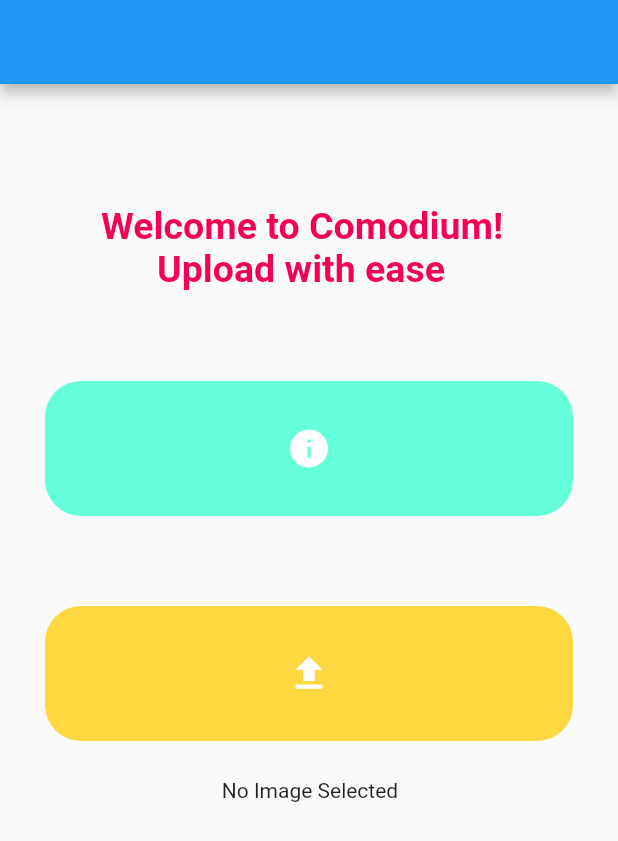
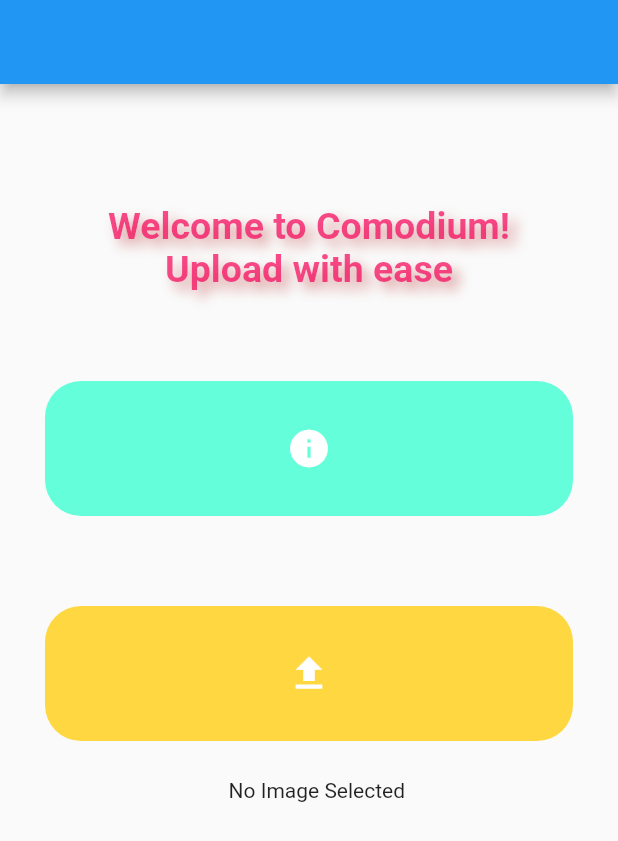
Before and after one commit to comotium/comotium, a Flutter app: the screen it shows after launch, on a phone screen of 412 x 824 dp. Shown: the top 841 px of the screen. Run offline on Flutter 3.47's test engine with Material 2 defaults, Android fonts, the phone set to English and light mode, and no system bars; our stand-ins replace image_picker; missing offline and left inert: audioplayer, mic_stream, text_to_speech_api.

Commit message:
enhance ui

```diff
--- a/frontend/comotium/lib/main.dart
+++ b/frontend/comotium/lib/main.dart
@@ -6,6 +6,7 @@
 import 'package:http/http.dart';
 import 'dart:convert';
 import 'dart:io';
+import 'dart:ui' as ui;
 
 import 'package:text_to_speech_api/text_to_speech_api.dart';
 import 'package:audioplayer/audioplayer.dart';
@@ -31,6 +32,7 @@
     ]);
     final title = '';
     return MaterialApp(
+      debugShowCheckedModeBanner: false,
       title: title,
       home: MyHomePage(
         title: title,
@@ -257,6 +259,7 @@
   Widget build(BuildContext context) {
     return Scaffold(
       appBar: AppBar(
+        backgroundColor: Colors.blueAccent[5],
         title: Text(widget.title),
       ),
         body:
@@ -306,25 +309,37 @@
                   children: <Widget>[
                     new Container(
                       margin: const EdgeInsets.only(top: 50),
-                      child: Text("      Welcome to Comodium!   ",
+
+                      child: Text("   Welcome to Comodium!   ",
                       style: TextStyle(
-                        color: Colors.pinkAccent[400],
+                        color: Colors.pinkAccent[400].withOpacity(.7),
                         fontWeight: FontWeight.w700,
                         fontSize: 25.0,
+                        shadows: [
+                          Shadow(
+                            blurRadius: 10.0,
+                            color: Color.fromARGB(170, 200, 100, 100),
+                            offset: Offset(5.0, 5.0),
+                          ),
+                        ],
                       ),
-                    ),)
-
-                  ],
-                ),
+                    ),),
                 Column(
                   mainAxisAlignment: MainAxisAlignment.center,
                   crossAxisAlignment: CrossAxisAlignment.center,
                   children: <Widget>[
-                    Text("            Upload with ease",
+                    Text("Upload with ease",
                       style: TextStyle(
-                        color: Colors.pinkAccent[400],
+                        color: Colors.pinkAccent[400].withOpacity(.7),
                         fontWeight: FontWeight.w700,
                         fontSize: 25.0,
+                        shadows: [
+                        Shadow(
+                          blurRadius: 10.0,
+                          color: Color.fromARGB(170, 200, 100, 100),
+                          offset: Offset(5.0, 5.0),
+                        ),
+                      ],
                       ),
                     ),
                   ],
@@ -374,7 +389,7 @@
                 ),
                 new Container(
                     margin: const EdgeInsets.only(top: 25),
-                  child: imageBytes == null ? new Text('                                  No Image Selected')
+                  child: imageBytes == null ? new Text('   No Image Selected')
                         : new FlatButton(
                       onPressed: _download,
                       child: Image.memory(imageBytes),
@@ -389,9 +404,11 @@
 
               ]
           ),
-        ),
+    ],
 
 
+    ),
+    )
     );
   }
 }
```
